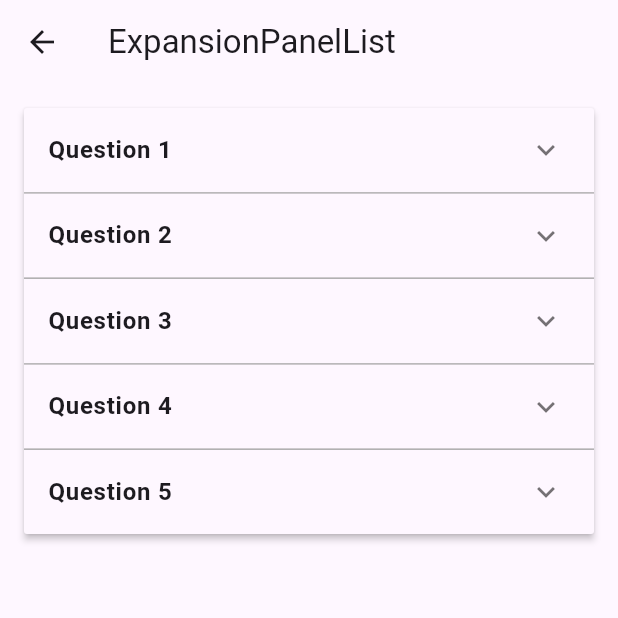
After one commit to ravi84184/flutter_demos, a Flutter app: the screen it shows after launch, after a tap on "ExpansionPanelList", on a phone screen of 412 x 824 dp, the top half of it. The commit adds this screen. Run offline on Flutter 3.47's test engine with Material 2 defaults, Android fonts, the phone set to English and light mode, and no system bars; our stand-ins replace flutter_typeahead, image_picker, lottie; missing offline and left inert: google_ml_kit.

Commit message:
-- Expansion Panel List

```diff
--- /dev/null
+++ b/lib/expansion_panel_list/ExpansionPanelList.dart
@@ -0,0 +1,88 @@
+import 'package:flutter/material.dart';
+
+class ExpansionPanelListScreen extends StatefulWidget {
+  const ExpansionPanelListScreen({super.key});
+
+  @override
+  State<ExpansionPanelListScreen> createState() => _ExpansionPanelListState();
+}
+
+class _ExpansionPanelListState extends State<ExpansionPanelListScreen> {
+  List<Item> _data = [];
+
+  @override
+  void initState() {
+    // TODO: implement initState
+    super.initState();
+    _data = generateItems(5);
+  }
+
+  @override
+  Widget build(BuildContext context) {
+    return Scaffold(
+      appBar: AppBar(
+        title: const Text('ExpansionPanelList'),
+      ),
+      body: SingleChildScrollView(
+        child: Container(
+          margin: const EdgeInsets.all(16.0),
+          child: _buildPanel(),
+        ),
+      ),
+    );
+  }
+
+  List<Item> generateItems(int numberOfItems) {
+    return List<Item>.generate(numberOfItems, (int index) {
+      return Item(
+        headerValue: 'Question ${index + 1}',
+        expandedValue: 'Answer ${index + 1}',
+      );
+    });
+  }
+
+  Widget _buildPanel() {
+    return ExpansionPanelList(
+      expansionCallback: (int index, bool isExpanded) {
+        setState(() {
+          _data[index].isExpanded = !isExpanded;
+        });
+      },
+      elevation: 2,
+      // Panel elevation
+      expandedHeaderPadding: const EdgeInsets.all(8.0),
+      // Padding for expanded header
+      dividerColor: Colors.grey,
+      // Divider color between panels
+      children: _data.map<ExpansionPanel>((Item item) {
+        return ExpansionPanel(
+          headerBuilder: (BuildContext context, bool isExpanded) {
+            return ListTile(
+              title: Text(
+                item.headerValue,
+                style: const TextStyle(fontWeight: FontWeight.bold),
+              ),
+            );
+          },
+          body: Padding(
+            padding: const EdgeInsets.all(16.0),
+            child: Text(item.expandedValue),
+          ),
+          isExpanded: item.isExpanded,
+        );
+      }).toList(),
+    );
+  }
+}
+
+class Item {
+  Item({
+    required this.expandedValue,
+    required this.headerValue,
+    this.isExpanded = false,
+  });
+
+  String expandedValue;
+  String headerValue;
+  bool isExpanded;
+}
--- a/lib/main.dart
+++ b/lib/main.dart
@@ -2,6 +2,7 @@ import 'package:flutter/material.dart';
 
 import 'auto_complete_search_list/AutoCompleteSearchScreen.dart';
 import 'custome_animation/CustomAnimationScreen.dart';
+import 'expansion_panel_list/ExpansionPanelList.dart';
 import 'image_to_text/ImageToTextScreen.dart';
 import 'lottie_animation/LottieAnimationScreen.dart';
 
@@ -92,6 +93,17 @@ class _MyHomePageState extends State<MyHomePage> {
               },
               child: const Text("Custom Animation"),
             ),
+            ElevatedButton(
+              onPressed: () {
+                Navigator.push(
+                  context,
+                  MaterialPageRoute(
+                    builder: (context) => const ExpansionPanelListScreen(),
+                  ),
+                );
+              },
+              child: const Text("ExpansionPanelList"),
+            ),
           ],
         ),
       ),
```
